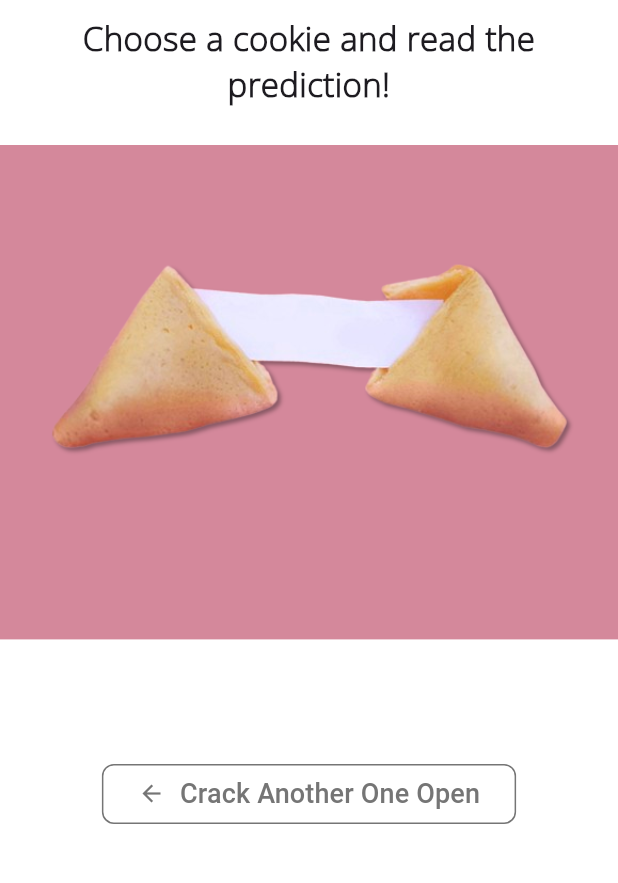
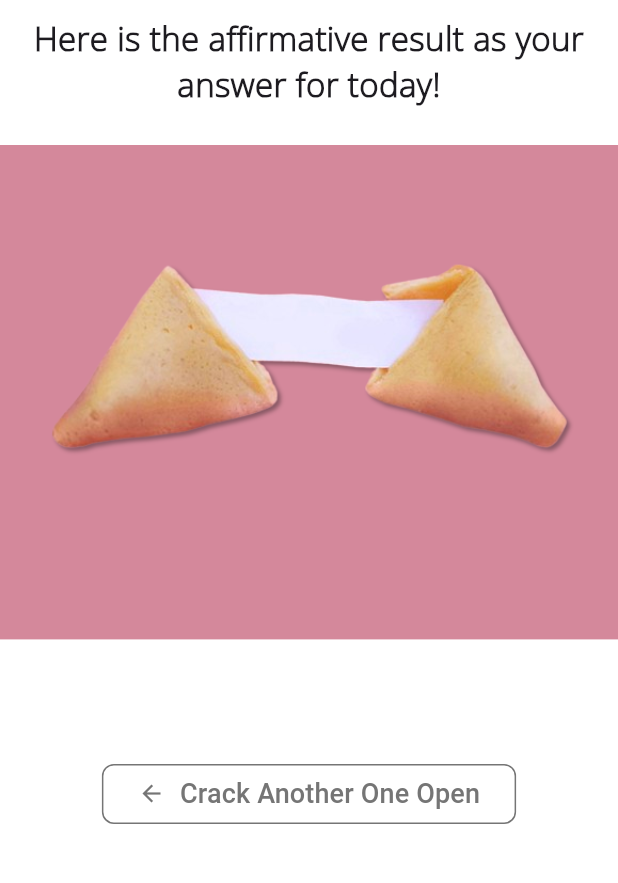
Before and after one commit to jakansha2001/fortune_cookies, a Flutter app: the FortuneScreen screen opened directly with empty values, on a phone screen of 412 x 824 dp, the part 80-963 px from its top. Run offline on Flutter 3.47's test engine with Material 3 defaults, Android fonts, the phone set to English and light mode, and no system bars.

Commit message:
fix:  update fortune text

```diff
--- a/lib/fortune_screen.dart
+++ b/lib/fortune_screen.dart
@@ -29,7 +29,7 @@ class FortuneScreen extends StatelessWidget {
             const Padding(
               padding: EdgeInsets.symmetric(horizontal: 8.0),
               child: Text(
-                'Choose a cookie and read the prediction!',
+                'Here is the affirmative result as your answer for today!',
                 maxLines: 2,
                 style: TextStyle(
                   fontSize: 22,
```
